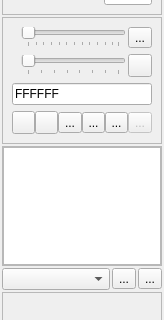
Qt form src/parttoolswidget.ui (eigenbom/MQ-Sprite) before a commit; both pictures show x 0 to 164 and y 272 to 592 of the 164 by 708 pixel window.
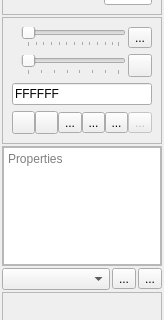
The same form after that commit. Icons and pictures are not drawn. Custom widgets are drawn as their Qt base class.

Diff of the .ui file:
```diff
--- a/src/parttoolswidget.ui
+++ b/src/parttoolswidget.ui
@@ -895,11 +895,8 @@
       </property>
       <item>
        <widget class="QPlainTextEdit" name="textEditProperties">
-        <property name="documentTitle">
-         <string/>
-        </property>
-        <property name="tabStopWidth">
-         <number>10</number>
+        <property name="placeholderText">
+         <string>Properties</string>
         </property>
        </widget>
       </item>
```
